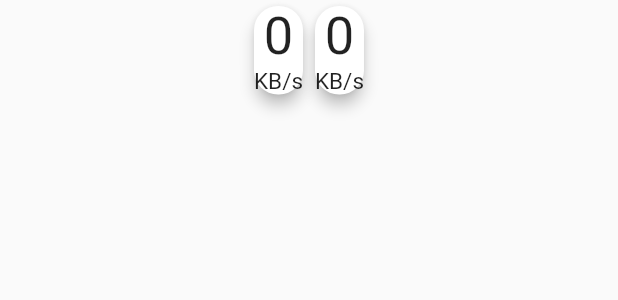
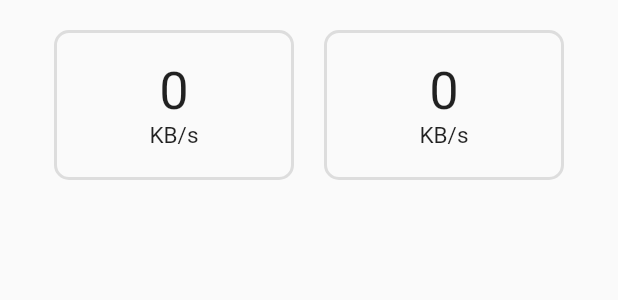
Before and after one commit to yymin1022/SynoDS_Flutter_Legacy, a Flutter app: the StatusView widget shown alone on an empty page, opened directly, on a phone screen of 412 x 824 dp. Shown: the top 300 px of the screen. Run offline on Flutter 3.47's test engine with Material 2 defaults, Android fonts, the phone set to English and light mode, and no system bars.

Commit message:
Revert "Update main.dart : Apply Card Design on StatusView"
This reverts commit b0e69209994a0cecc811319c6118b91877136c24.

```diff
--- a/lib/main.dart
+++ b/lib/main.dart
@@ -54,40 +54,43 @@ class _StatusViewState extends State<StatusView>{
           mainAxisAlignment: MainAxisAlignment.center,
           crossAxisAlignment: CrossAxisAlignment.center,
           children: <Widget>[
-            Card(
-              shape: RoundedRectangleBorder(  //모서리를 둥글게 하기 위해 사용
-                borderRadius: BorderRadius.circular(16.0)),
-              elevation: 4.0,
+            Container(
+              height: 100,
+              width: 160,
+              margin: EdgeInsets.fromLTRB(20, 20, 10, 20),
+              decoration: BoxDecoration(
+                border: Border.all(
+                  color: Color(0xFFDDDDDD),
+                  width: 2),
+                borderRadius: BorderRadius.circular(10)),
               child: Column(
                 mainAxisAlignment: MainAxisAlignment.center,
                 crossAxisAlignment: CrossAxisAlignment.center,
                 children: <Widget>[
-                  Text(
-                    "$_download",
-                    style: TextStyle(fontSize: 35)),
-                  Text(
-                    "KB/s",
-                    style: TextStyle(fontSize: 15))
+                  Text("$_download", style: TextStyle(fontSize: 35)),
+                  Text("KB/s", style: TextStyle(fontSize: 15))
                 ]
               )
             ),
-            Card(
-              shape: RoundedRectangleBorder(  //모서리를 둥글게 하기 위해 사용
-                borderRadius: BorderRadius.circular(16.0)),
-              elevation: 4.0,
+            Container(
+              height: 100,
+              width: 160,
+              margin: EdgeInsets.fromLTRB(10, 20, 20, 20),
+              decoration: BoxDecoration(
+                border: Border.all(
+                  color: Color(0xFFDDDDDD),
+                  width: 2),
+                borderRadius: BorderRadius.circular(10)
+              ),
               child: Column(
                 mainAxisAlignment: MainAxisAlignment.center,
                 crossAxisAlignment: CrossAxisAlignment.center,
                 children: <Widget>[
-                  Text(
-                    "$_upload",
-                    style: TextStyle(fontSize: 35)),
-                  Text(
-                    "KB/s",
-                    style: TextStyle(fontSize: 15))
+                  Text("$_upload", style: TextStyle(fontSize: 35)),
+                  Text("KB/s", style: TextStyle(fontSize: 15))
                 ]
               )
-            ),
+            )
           ]
         )
       ],
@@ -134,10 +137,16 @@ class TaskViewItem extends StatelessWidget{
 
   @override
   Widget build(BuildContext context){
-    return ListTile(
-      title: Text(_task.title),
-      subtitle: Text("${_task.percentage}%"),
-      trailing: Text("${_task.taskID}")
-    );
+    return Card(
+      shape: RoundedRectangleBorder(
+        borderRadius: BorderRadius.circular(16.0),
+      ),
+      elevation: 4.0,
+      child: Row(
+        title: Text(_task.title),
+        subtitle: Text("${_task.percentage}%"),
+        trailing: Text("${_task.taskID}")
+      )
+    )
   }
 }
```
